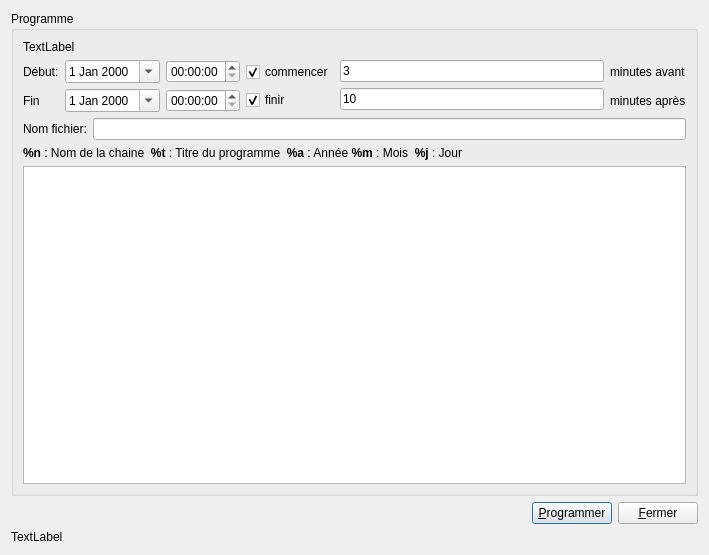
jlbrd/qmagneto, file ui/programme.ui: the form before one commit.
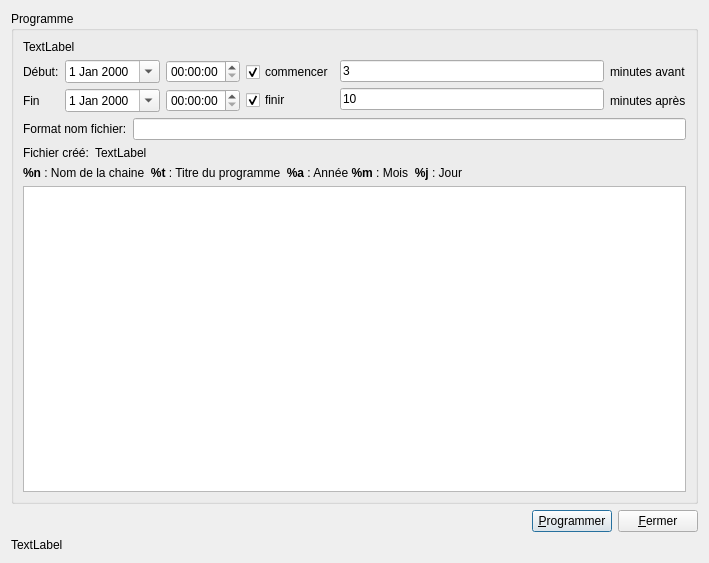
The form after the commit.

Commit message: - Affichage du nombre d'enregistrement en cours dans le systray - Affichage du nom réel du fichier crée sur disque dans le dialogue de programmation

Diff of the .ui file:
```diff
--- a/ui/programme.ui
+++ b/ui/programme.ui
@@ -6,7 +6,7 @@
     <x>0</x>
     <y>0</y>
     <width>709</width>
-    <height>555</height>
+    <height>563</height>
    </rect>
   </property>
   <property name="windowTitle" >
@@ -167,7 +167,7 @@
           <item>
            <widget class="QLabel" name="label" >
             <property name="text" >
-             <string>Nom fichier:</string>
+             <string>Format nom fichier:</string>
             </property>
            </widget>
           </item>
@@ -176,6 +176,30 @@
           </item>
          </layout>
         </item>
+        <item>
+         <layout class="QHBoxLayout" name="horizontalLayout" >
+          <item>
+           <widget class="QLabel" name="label_7" >
+            <property name="sizePolicy" >
+             <sizepolicy vsizetype="Preferred" hsizetype="Maximum" >
+              <horstretch>0</horstretch>
+              <verstretch>0</verstretch>
+             </sizepolicy>
+            </property>
+            <property name="text" >
+             <string>Fichier créé:</string>
+            </property>
+           </widget>
+          </item>
+          <item>
+           <widget class="QLabel" name="apercuNomFichier" >
+            <property name="text" >
+             <string>TextLabel</string>
+            </property>
+           </widget>
+          </item>
+         </layout>
+        </item>
         <item>
          <widget class="QLabel" name="label_6" >
           <property name="text" >
```
Left out of the diff: 2 changed lines with no effect on the pictures. The commit also changes 4 other files.
